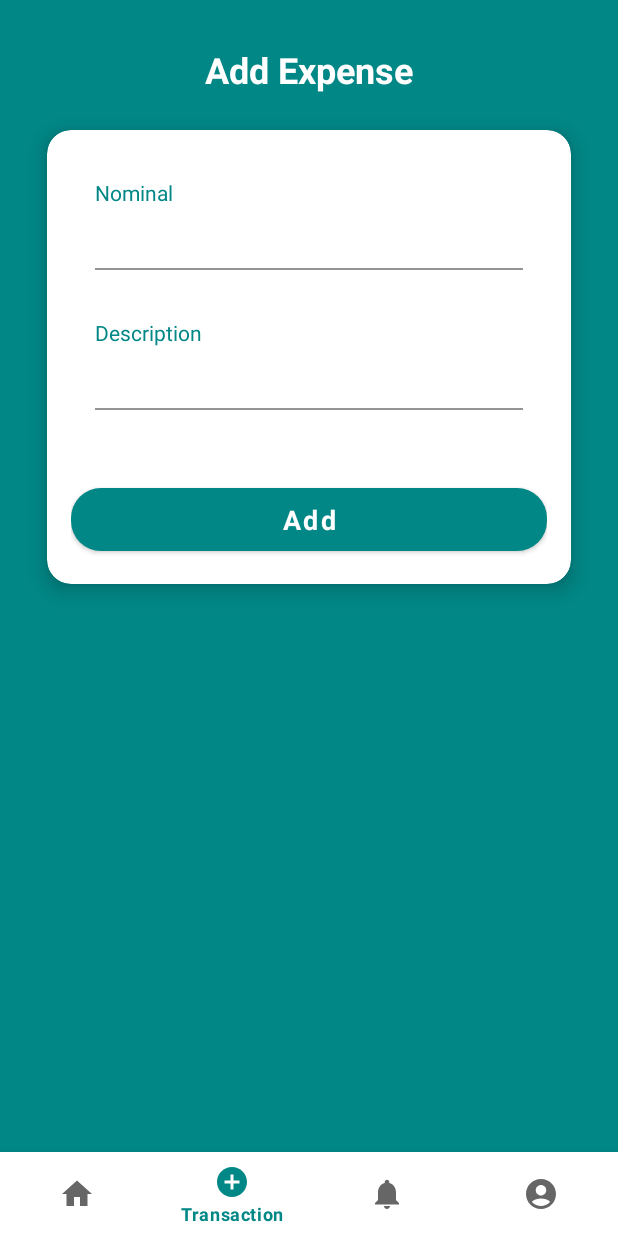
After one commit to kuSaku-Bangkit-Academy-2024/mobile, an Android app: the TransactionFragment screen opened through its navigation route, on a phone screen of 412 x 824 dp. The commit adds this screen. Run offline under Robolectric (Android 15) with nearby library versions, the phone set to English and light mode, and no system bars; our stand-ins replace navigation-ui.

Commit message:
feat: transaction page

```diff
--- a/app/build.gradle.kts
+++ b/app/build.gradle.kts
@@ -49,6 +49,8 @@ dependencies {
     implementation(libs.androidx.navigation.fragment.ktx)
     implementation(libs.androidx.navigation.ui.ktx)
     implementation(libs.androidx.activity)
+    implementation(libs.androidx.legacy.support.v4)
+    implementation(libs.androidx.fragment.ktx)
     testImplementation(libs.junit)
     androidTestImplementation(libs.androidx.junit)
     androidTestImplementation(libs.androidx.espresso.core)
--- a/app/src/main/java/com/capstone/kusaku/ui/dashboard/DashboardFragment.kt
+++ /dev/null
@@ -1,42 +0,0 @@
-package com.capstone.kusaku.ui.dashboard
-
-import android.os.Bundle
-import android.view.LayoutInflater
-import android.view.View
-import android.view.ViewGroup
-import android.widget.TextView
-import androidx.fragment.app.Fragment
-import androidx.lifecycle.ViewModelProvider
-import com.capstone.kusaku.databinding.FragmentDashboardBinding
-
-class DashboardFragment : Fragment() {
-
-    private var _binding: FragmentDashboardBinding? = null
-
-    // This property is only valid between onCreateView and
-    // onDestroyView.
-    private val binding get() = _binding!!
-
-    override fun onCreateView(
-        inflater: LayoutInflater,
-        container: ViewGroup?,
-        savedInstanceState: Bundle?
-    ): View {
-        val dashboardViewModel =
-            ViewModelProvider(this).get(DashboardViewModel::class.java)
-
-        _binding = FragmentDashboardBinding.inflate(inflater, container, false)
-        val root: View = binding.root
-
-        val textView: TextView = binding.textDashboard
-        dashboardViewModel.text.observe(viewLifecycleOwner) {
-            textView.text = it
-        }
-        return root
-    }
-
-    override fun onDestroyView() {
-        super.onDestroyView()
-        _binding = null
-    }
-}
--- /dev/null
+++ b/app/src/main/java/com/capstone/kusaku/ui/transaction/TransactionFragment.kt
@@ -0,0 +1,29 @@
+package com.capstone.kusaku.ui.transaction
+
+import android.os.Bundle
+import android.view.LayoutInflater
+import android.view.View
+import android.view.ViewGroup
+import android.widget.TextView
+import androidx.fragment.app.Fragment
+import androidx.lifecycle.ViewModelProvider
+import com.capstone.kusaku.databinding.FragmentTransactionBinding
+
+class TransactionFragment : Fragment() {
+    private var _binding: FragmentTransactionBinding? = null
+    private val binding get() = _binding!!
+
+    override fun onCreateView(
+        inflater: LayoutInflater,
+        container: ViewGroup?,
+        savedInstanceState: Bundle?
+    ): View {
+        _binding = FragmentTransactionBinding.inflate(inflater, container, false)
+        return binding.root
+    }
+
+    override fun onDestroyView() {
+        super.onDestroyView()
+        _binding = null
+    }
+}
--- a/app/src/main/java/com/capstone/kusaku/ui/dashboard/DashboardViewModel.kt
+++ b/app/src/main/java/com/capstone/kusaku/ui/transaction/TransactionViewModel.kt
@@ -1,10 +1,10 @@
-package com.capstone.kusaku.ui.dashboard
+package com.capstone.kusaku.ui.transaction
 
 import androidx.lifecycle.LiveData
 import androidx.lifecycle.MutableLiveData
 import androidx.lifecycle.ViewModel
 
-class DashboardViewModel : ViewModel() {
+class TransactionViewModel : ViewModel() {
 
     private val _text = MutableLiveData<String>().apply {
         value = "This is dashboard Fragment"
--- /dev/null
+++ b/app/src/main/res/drawable/baseline_add_circle_24.xml
@@ -0,0 +1,5 @@
+<vector xmlns:android="http://schemas.android.com/apk/res/android" android:height="24dp" android:tint="#000000" android:viewportHeight="24" android:viewportWidth="24" android:width="24dp">
+
+    <path android:fillColor="@android:color/white" android:pathData="M12,2C6.48,2 2,6.48 2,12s4.48,10 10,10 10,-4.48 10,-10S17.52,2 12,2zM17,13h-4v4h-2v-4L7,13v-2h4L11,7h2v4h4v2z"/>
+
+</vector>
--- a/app/src/main/res/layout/fragment_dashboard.xml
+++ /dev/null
@@ -1,22 +0,0 @@
-<?xml version="1.0" encoding="utf-8"?>
-<androidx.constraintlayout.widget.ConstraintLayout xmlns:android="http://schemas.android.com/apk/res/android"
-    xmlns:app="http://schemas.android.com/apk/res-auto"
-    xmlns:tools="http://schemas.android.com/tools"
-    android:layout_width="match_parent"
-    android:layout_height="match_parent"
-    tools:context=".ui.dashboard.DashboardFragment">
-
-    <TextView
-        android:id="@+id/text_dashboard"
-        android:layout_width="match_parent"
-        android:layout_height="wrap_content"
-        android:layout_marginStart="8dp"
-        android:layout_marginTop="8dp"
-        android:layout_marginEnd="8dp"
-        android:textAlignment="center"
-        android:textSize="20sp"
-        app:layout_constraintBottom_toBottomOf="parent"
-        app:layout_constraintEnd_toEndOf="parent"
-        app:layout_constraintStart_toStartOf="parent"
-        app:layout_constraintTop_toTopOf="parent" />
-</androidx.constraintlayout.widget.ConstraintLayout>
--- /dev/null
+++ b/app/src/main/res/layout/fragment_transaction.xml
@@ -0,0 +1,116 @@
+<?xml version="1.0" encoding="utf-8"?>
+<androidx.constraintlayout.widget.ConstraintLayout xmlns:android="http://schemas.android.com/apk/res/android"
+    xmlns:app="http://schemas.android.com/apk/res-auto"
+    xmlns:tools="http://schemas.android.com/tools"
+    android:layout_width="match_parent"
+    android:layout_height="match_parent"
+    android:paddingHorizontal="15dp"
+    android:background="@color/teal_700">
+
+    <!-- Title -->
+    <TextView
+        android:id="@+id/tv_add_expense_title"
+        android:layout_width="wrap_content"
+        android:layout_height="wrap_content"
+        android:layout_marginTop="30dp"
+        android:text="@string/add_expense"
+        android:textColor="@android:color/white"
+        android:textSize="24sp"
+        android:textStyle="bold"
+        app:layout_constraintTop_toTopOf="parent"
+        app:layout_constraintStart_toStartOf="parent"
+        app:layout_constraintEnd_toEndOf="parent" />
+
+    <!-- Form Container -->
+    <androidx.cardview.widget.CardView
+        android:layout_width="0dp"
+        android:layout_height="wrap_content"
+        android:layout_marginStart="16dp"
+        android:layout_marginEnd="16dp"
+        android:layout_marginTop="24dp"
+        app:cardCornerRadius="16dp"
+        app:cardElevation="8dp"
+        app:layout_constraintTop_toBottomOf="@id/tv_add_expense_title"
+        app:layout_constraintStart_toStartOf="parent"
+        app:layout_constraintEnd_toEndOf="parent">
+
+        <LinearLayout
+            android:layout_width="match_parent"
+            android:layout_height="wrap_content"
+            android:orientation="vertical"
+            android:padding="16dp">
+
+            <!-- Nominal Input -->
+            <TextView
+                android:id="@+id/tv_password_nominal"
+                style="@style/SmallText"
+                android:layout_width="wrap_content"
+                android:layout_height="wrap_content"
+                android:layout_marginStart="@dimen/activity_horizontal_margin"
+                android:layout_marginTop="@dimen/activity_vertical_margin"
+                android:text="@string/nominal"
+                android:textColor="@color/teal_700" />
+
+            <com.google.android.material.textfield.TextInputLayout
+                android:id="@+id/tl_nominal"
+                style="@style/TextInputLayoutStyle"
+                android:layout_marginStart="@dimen/activity_horizontal_margin"
+                android:layout_marginEnd="@dimen/activity_horizontal_margin"
+                android:layout_marginBottom="@dimen/activity_vertical_margin" >
+
+                <com.capstone.kusaku.ui.main.MyEditText
+                    android:id="@+id/edt_nominal"
+                    android:layout_width="match_parent"
+                    android:layout_height="wrap_content"
+                    android:paddingVertical="10dp"
+                    android:background="@drawable/bg_edt_default"
+                    tools:ignore="SpeakableTextPresentCheck" />
+            </com.google.android.material.textfield.TextInputLayout>
+
+            <!-- Description Input -->
+            <TextView
+                android:id="@+id/tv_description"
+                style="@style/SmallText"
+                android:layout_width="wrap_content"
+                android:layout_height="wrap_content"
+                android:layout_marginStart="@dimen/activity_horizontal_margin"
+                android:layout_marginTop="@dimen/activity_vertical_margin"
+                android:text="@string/description"
+                android:textColor="@color/teal_700" />
+
+            <com.google.android.material.textfield.TextInputLayout
+                android:id="@+id/tl_description"
+                style="@style/TextInputLayoutStyle"
+                android:layout_marginStart="@dimen/activity_horizontal_margin"
+                android:layout_marginEnd="@dimen/activity_horizontal_margin"
+                android:layout_marginBottom="@dimen/activity_vertical_margin" >
+
+                <com.capstone.kusaku.ui.main.MyEditText
+                    android:id="@+id/edt_description"
+                    android:layout_width="match_parent"
+                    android:layout_height="wrap_content"
+                    android:inputType="textMultiLine"
+                    android:maxLines="5"
+                    android:paddingVertical="10dp"
+                    android:background="@drawable/bg_edt_default"
+                    tools:ignore="SpeakableTextPresentCheck" />
+            </com.google.android.material.textfield.TextInputLayout>
+
+            <!-- Add Button -->
+            <Button
+                android:layout_marginTop="30dp"
+                android:id="@+id/btn_logout"
+                android:layout_width="match_parent"
+                android:layout_height="54dp"
+                android:text="@string/add"
+                style="@style/SubTitleText"
+                android:textColor="@color/white"
+                android:textStyle="bold"
+                android:textAllCaps="false"
+                app:cornerRadius="20dp"
+                android:textSize="18sp" />
+
+        </LinearLayout>
+    </androidx.cardview.widget.CardView>
+
+</androidx.constraintlayout.widget.ConstraintLayout>
--- a/app/src/main/res/navigation/mobile_navigation.xml
+++ b/app/src/main/res/navigation/mobile_navigation.xml
@@ -12,14 +12,21 @@
         tools:layout="@layout/fragment_home" />
 
     <fragment
-        android:id="@+id/navigation_dashboard"
-        android:name="com.capstone.kusaku.ui.dashboard.DashboardFragment"
-        android:label="@string/title_dashboard"
-        tools:layout="@layout/fragment_dashboard" />
+        android:id="@+id/navigation_transaction"
+        android:name="com.capstone.kusaku.ui.transaction.TransactionFragment"
+        android:label="@string/title_transaction"
+        tools:layout="@layout/fragment_transaction" />
 
     <fragment
         android:id="@+id/navigation_notifications"
         android:name="com.capstone.kusaku.ui.notifications.NotificationsFragment"
         android:label="@string/title_notifications"
         tools:layout="@layout/fragment_notifications" />
+
+    <fragment
+        android:id="@+id/navigation_profile"
+        android:name="com.capstone.kusaku.ui.profile.ProfileFragment"
+        android:label="@string/title_profile"
+        tools:layout="@layout/fragment_profile" />
+
 </navigation>
--- a/gradle/libs.versions.toml
+++ b/gradle/libs.versions.toml
@@ -13,6 +13,8 @@ lifecycleViewmodelKtx = "2.8.0"
 navigationFragmentKtx = "2.6.0"
 navigationUiKtx = "2.6.0"
 activity = "1.9.0"
+legacySupportV4 = "1.0.0"
+fragmentKtx = "1.5.6"
 
 [libraries]
 androidx-core-ktx = { group = "androidx.core", name = "core-ktx", version.ref = "coreKtx" }
@@ -27,6 +29,8 @@ androidx-lifecycle-viewmodel-ktx = { group = "androidx.lifecycle", name = "lifec
 androidx-navigation-fragment-ktx = { group = "androidx.navigation", name = "navigation-fragment-ktx", version.ref = "navigationFragmentKtx" }
 androidx-navigation-ui-ktx = { group = "androidx.navigation", name = "navigation-ui-ktx", version.ref = "navigationUiKtx" }
 androidx-activity = { group = "androidx.activity", name = "activity", version.ref = "activity" }
+androidx-legacy-support-v4 = { group = "androidx.legacy", name = "legacy-support-v4", version.ref = "legacySupportV4" }
+androidx-fragment-ktx = { group = "androidx.fragment", name = "fragment-ktx", version.ref = "fragmentKtx" }
 
 [plugins]
 androidApplication = { id = "com.android.application", version.ref = "agp" }
```
